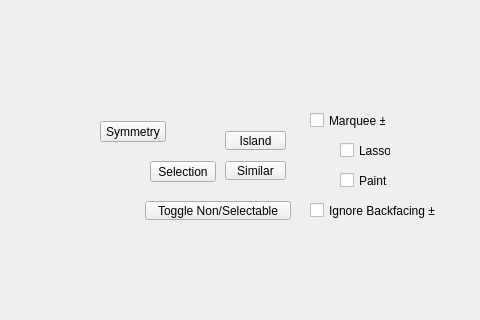
Qt form tentacle/ui/selection#submenu.ui (m3trik/tentacle) before a commit; both pictures show x 120 to 600 and y 129 to 449 of the 600 by 600 pixel window.
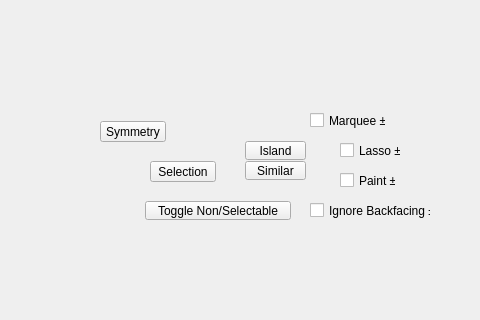
The same form after that commit. Custom widgets are drawn as their Qt base class.

Commit message:
chore(ui): tidy submenu .ui panels — geometry + custom-property serialization
Grid-snap button <rect> geometry to the 10px grid and normalize each
MenuButton's custom target/filterTags dynamic properties (reordered after
text, stdset="0" — the serialization uitk emits, applied via registered
QtCore.Property setters, no runtime change) across 18 #submenu panels.
Visible fix: pivot#submenu "Component" label was "Cmpnt" (widened to fit).
No objectName renames, no widget add/removes — slot bindings and QSettings
keys untouched; structural suite green.

```diff
--- a/tentacle/ui/selection#submenu.ui
+++ b/tentacle/ui/selection#submenu.ui
@@ -114,7 +114,7 @@
      <rect>
       <x>460</x>
       <y>270</y>
-      <width>51</width>
+      <width>61</width>
       <height>19</height>
      </rect>
     </property>
@@ -146,7 +146,7 @@
     </property>
     <property name="geometry">
      <rect>
-      <x>345</x>
+      <x>365</x>
       <y>290</y>
       <width>61</width>
       <height>19</height>
@@ -183,8 +183,8 @@
     </property>
     <property name="geometry">
      <rect>
-      <x>345</x>
-      <y>260</y>
+      <x>365</x>
+      <y>270</y>
       <width>61</width>
       <height>19</height>
      </rect>
@@ -256,7 +256,7 @@
      <rect>
       <x>460</x>
       <y>300</y>
-      <width>51</width>
+      <width>56</width>
       <height>19</height>
      </rect>
     </property>
@@ -290,7 +290,7 @@
      <rect>
       <x>430</x>
       <y>330</y>
-      <width>126</width>
+      <width>121</width>
       <height>19</height>
      </rect>
     </property>
@@ -356,9 +356,9 @@
    <widget class="ExpandableList" name="list000" native="true">
     <property name="geometry">
      <rect>
-      <x>295</x>
-      <y>230</y>
-      <width>120</width>
+      <x>305</x>
+      <y>240</y>
+      <width>121</width>
       <height>21</height>
      </rect>
     </property>
```
The commit also changes 18 other files.
